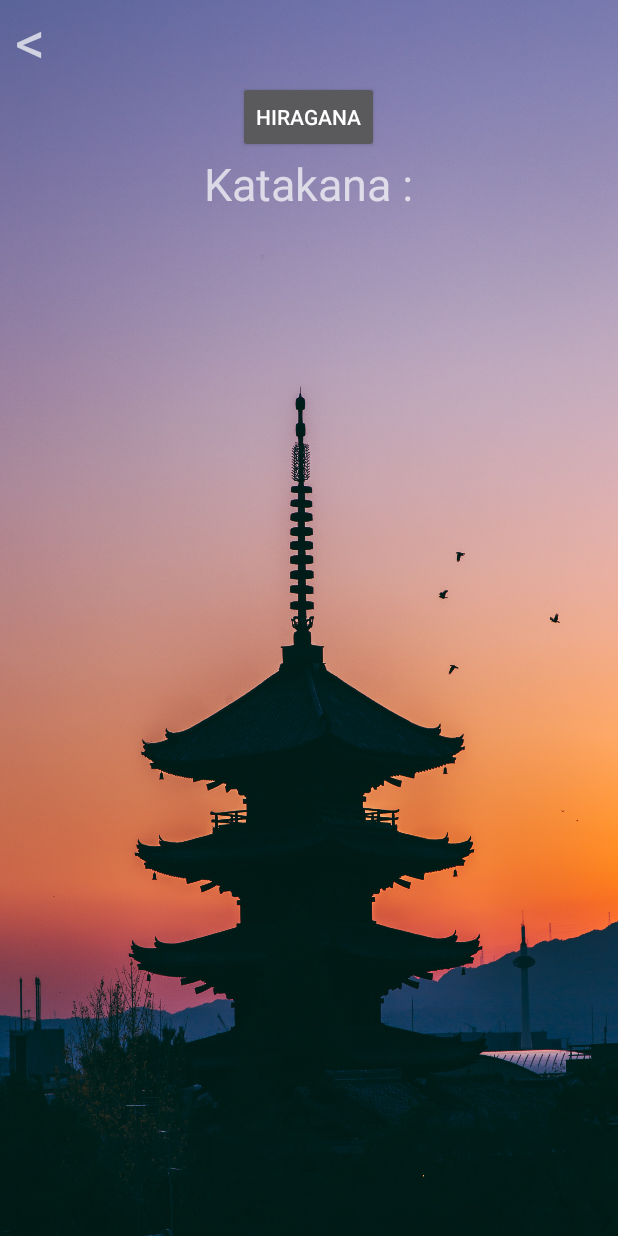
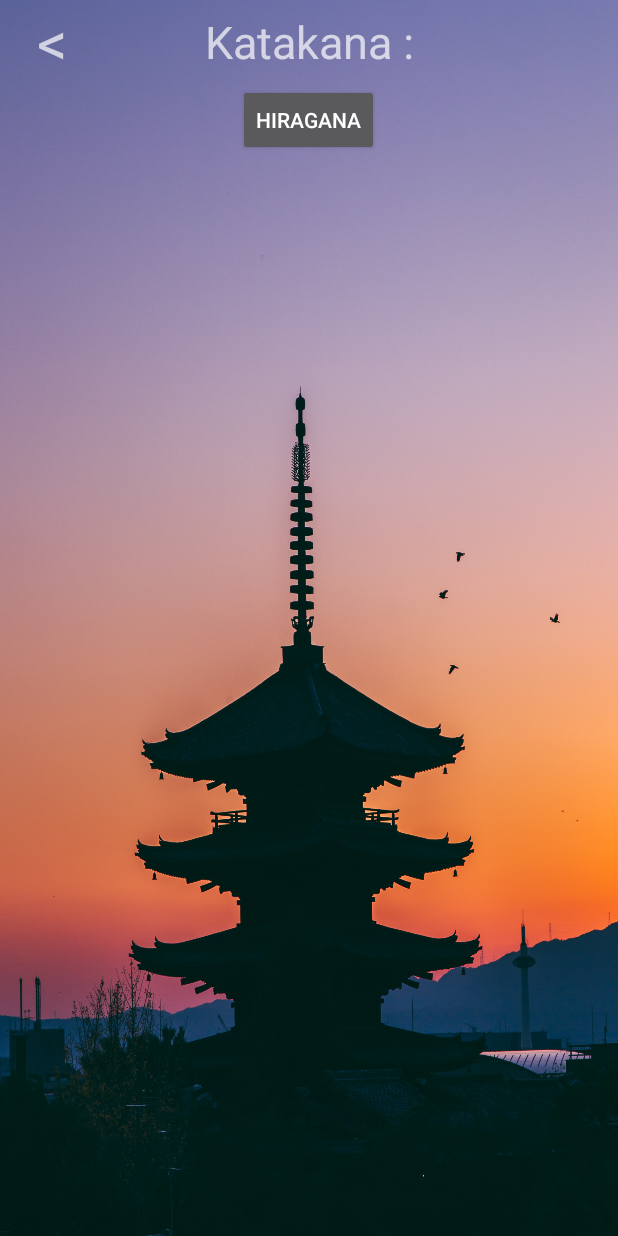
Before and after one commit to TaigaProZz/Learn-Jap-App, an Android app: the layout activity_katakana.xml on its own in the app's theme, with its tools: preview values and no code run, on a phone screen of 412 x 824 dp. Run offline under Robolectric (Android 15) with nearby library versions, the phone set to English and light mode, and no system bars.

Commit message:
toolbar added with return button in toolbar

```diff
--- a/app/src/main/res/layout/activity_katakana.xml
+++ b/app/src/main/res/layout/activity_katakana.xml
@@ -11,30 +11,36 @@
             >
 
 
+    <androidx.appcompat.widget.Toolbar
+        android:id="@+id/toolbar_katakana"
+        android:layout_width="match_parent"
+        android:layout_height="wrap_content"
+        app:title=" ">
+
     <TextView
         android:id="@+id/retour_arriere"
-        android:layout_width="wrap_content"
+        android:layout_width="40dp"
         android:layout_height="wrap_content"
-        android:layout_marginStart="10dp"
+        android:layout_marginStart="1dp"
         android:text="@string/back"
-        android:textSize="40sp" />
+        android:textSize="40sp"
 
+        />
+        <TextView
 
-
+            android:layout_width="wrap_content"
+            android:layout_height="wrap_content"
+            android:layout_gravity="center"
+            android:gravity="center_horizontal"
+            android:text="@string/katakana"
+            android:textSize="30sp" />
+    </androidx.appcompat.widget.Toolbar>
     <Button
         android:id="@+id/button_hiragana"
         android:layout_width="wrap_content"
         android:layout_height="wrap_content"
         android:layout_gravity="center"
         android:text="@string/button_hiragana" />
-    <TextView
-
-        android:layout_width="wrap_content"
-        android:layout_height="wrap_content"
-        android:layout_gravity="center"
-        android:gravity="center_horizontal"
-        android:text="@string/katakana"
-        android:textSize="30sp" />
 
     <androidx.recyclerview.widget.RecyclerView
         android:layout_width="match_parent"
@@ -44,7 +50,7 @@
         android:paddingRight="@dimen/activity_horizontal_margin"
         android:paddingTop="@dimen/activity_vertical_margin"
         android:orientation="vertical"
-        android:id="@+id/kana_recyclerview"
+        android:id="@+id/katakana_recyclerview"
 
         android:scrollbars="vertical" />
 
```
Also changed, not shown: app/src/main/res/layout/activity_hiragana.xml (+24 -16 lines).
